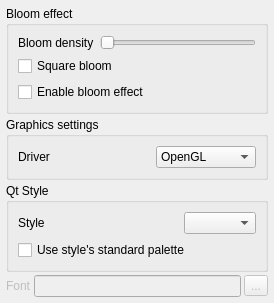
Above: code/nel/tools/3d/object_viewer_qt/src/plugins/object_viewer/graphics_settings_page.ui from ryzom/ryzomcore before the change. Below: the same form after it.
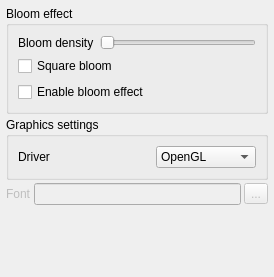
That is the form after the change.

Commit message: Changed: #1193 Added general settings page. ICore emits a signal changeSettings() when changing settings. Enabled sound in object viewer plugin.

```diff
--- a/code/nel/tools/3d/object_viewer_qt/src/plugins/object_viewer/graphics_settings_page.ui
+++ b/code/nel/tools/3d/object_viewer_qt/src/plugins/object_viewer/graphics_settings_page.ui
@@ -117,50 +117,7 @@
      </layout>
     </widget>
    </item>
-   <item row="2" column="0" colspan="3">
-    <widget class="QGroupBox" name="qtStyleGroupBox">
-     <property name="title">
-      <string>Qt Style</string>
-     </property>
-     <layout class="QVBoxLayout" name="verticalLayout_3">
-      <item>
-       <layout class="QHBoxLayout" name="horizontalLayout_6">
-        <item>
-         <widget class="QLabel" name="label_6">
-          <property name="text">
-           <string>Style</string>
-          </property>
-         </widget>
-        </item>
-        <item>
-         <spacer name="horizontalSpacer_5">
-          <property name="orientation">
-           <enum>Qt::Horizontal</enum>
-          </property>
-          <property name="sizeHint" stdset="0">
-           <size>
-            <width>40</width>
-            <height>20</height>
-           </size>
-          </property>
-         </spacer>
-        </item>
-        <item>
-         <widget class="QComboBox" name="styleComboBox"/>
-        </item>
-       </layout>
-      </item>
-      <item>
-       <widget class="QCheckBox" name="paletteCheckBox">
-        <property name="text">
-         <string>Use style's standard palette</string>
-        </property>
-       </widget>
-      </item>
-     </layout>
-    </widget>
-   </item>
-   <item row="3" column="0">
+   <item row="2" column="0">
     <widget class="QLabel" name="label">
      <property name="enabled">
       <bool>false</bool>
@@ -170,14 +127,14 @@
      </property>
     </widget>
    </item>
-   <item row="3" column="1">
+   <item row="2" column="1">
     <widget class="QLineEdit" name="fontLineEdit">
      <property name="enabled">
       <bool>false</bool>
      </property>
     </widget>
    </item>
-   <item row="3" column="2">
+   <item row="2" column="2">
     <widget class="QToolButton" name="fontSelectButton">
      <property name="enabled">
       <bool>false</bool>
@@ -187,7 +144,7 @@
      </property>
     </widget>
    </item>
-   <item row="4" column="1">
+   <item row="3" column="1">
     <spacer name="verticalSpacer_2">
      <property name="orientation">
       <enum>Qt::Vertical</enum>
```
The commit also changes 16 other files.
